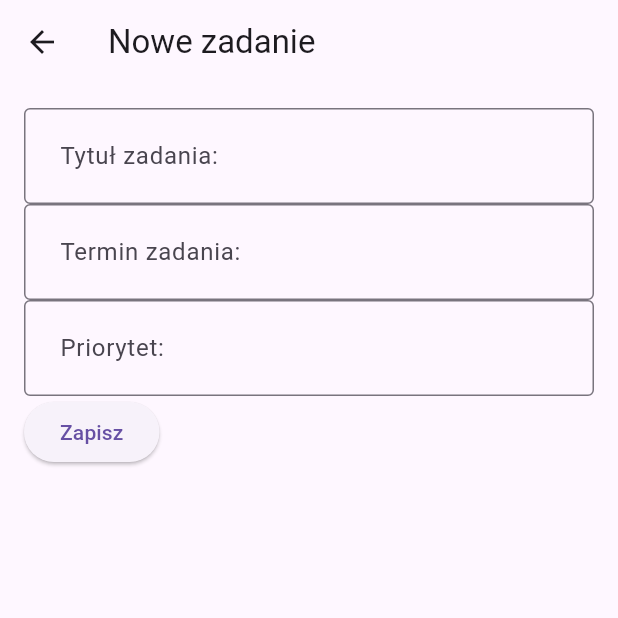
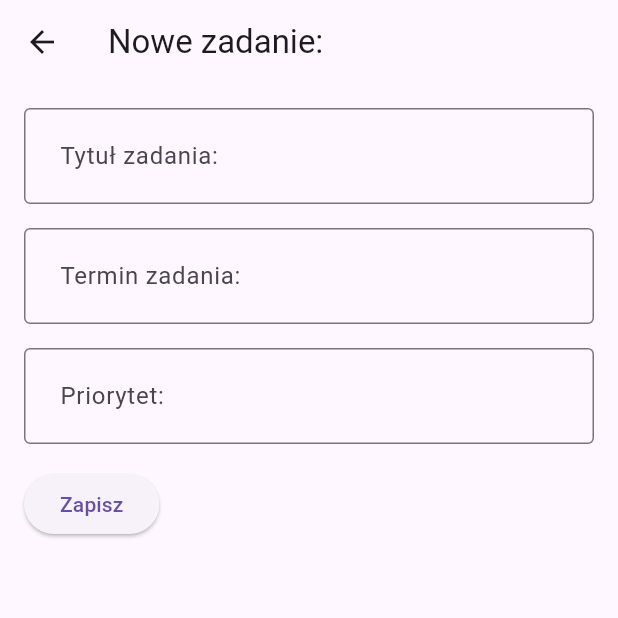
Before and after one commit to alabartecki/dart_zaliczenie, a Flutter app: the screen it shows after launch, after a tap on the "add" icon, on a phone screen of 412 x 824 dp, the top half of it. Run offline on Flutter 3.47's test engine with Material 3 defaults, Android fonts, the phone set to English and light mode, and no system bars.

Commit message:
lab_05 - *Zadanie 9

```diff
--- a/lib/main.dart
+++ b/lib/main.dart
@@ -75,8 +75,23 @@ class _MyHomeScreenState extends State<HomeScreen> {
           onPressed: () async {
             final Task? newTask = await Navigator.push(
                 context,
-                MaterialPageRoute(
-                  builder: (context) => AddTaskScreen(),
+                PageRouteBuilder(
+                  transitionDuration: Duration(milliseconds: 800), //wolniej sie animuje
+                  pageBuilder: (context, animation, secondaryAnimation) => AddTaskScreen(),
+                  transitionsBuilder: (context, animation, secondaryAnimation, child) {
+                    final offsetAnimation = Tween<Offset>(
+                    begin: Offset(1.0, 0.0),
+                    end:  Offset.zero,
+                    ).animate(CurvedAnimation(  //odbija sie na koncu
+                      parent: animation,
+                      curve: Curves.easeInOut,
+                    ));
+
+                    return SlideTransition(
+                      position: offsetAnimation,
+                      child: child,
+                    );
+                  }
                 ),
             );
             if (newTask != null ){
@@ -142,7 +157,7 @@ class AddTaskScreen extends StatelessWidget{
   Widget build(BuildContext context) {
       return Scaffold(
         appBar: AppBar(
-          title: Text("Nowe zadanie"),
+          title: Text("Nowe zadanie:"),
         ),
         body:
             Padding(
@@ -158,7 +173,7 @@ class AddTaskScreen extends StatelessWidget{
                         contentPadding: EdgeInsets.all(20),
                       ),
                     ),
-                    //
+                    SizedBox(height: 16),
                     TextField(
                       controller: deadlineController,
                       decoration: InputDecoration(
@@ -167,6 +182,7 @@ class AddTaskScreen extends StatelessWidget{
                         contentPadding: EdgeInsets.all(20),
                       ),
                     ),
+                    SizedBox(height: 16),
                     TextField(
                       controller: priorityController,
                       decoration: InputDecoration(
@@ -176,14 +192,25 @@ class AddTaskScreen extends StatelessWidget{
 
                       ),
                     ),
+                    SizedBox(height: 16),
                     ElevatedButton(
                         onPressed: () {
+                          // sprawdzam czy pola nie są puste lub nie zawierają samych spacji
+                          if (titleController.text.trim().isEmpty ||
+                              deadlineController.text.trim().isEmpty ||
+                              priorityController.text.trim().isEmpty) {
+
+                            // return - Navigator.pop się nie wykona
+                            return;
+                          }
+
                           final newTask = Task(
                               title: titleController.text,
                               deadline: deadlineController.text,
                               done: false,
                               priority: priorityController.text,
                           );
+
                           Navigator.pop(context, newTask);
                         },
                         child: Text("Zapisz"),
```
